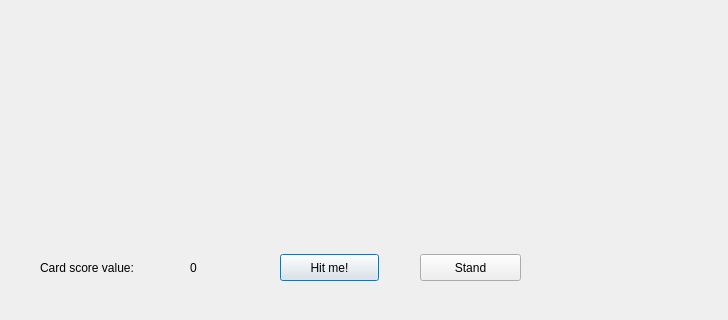
Oja95/CardGames, file blackjack.ui: the form before one commit; both pictures show x 0 to 728 and y 166 to 486 of the 728 by 486 pixel window.
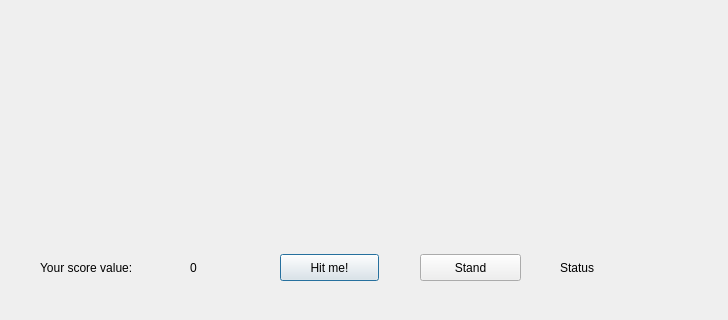
The form after the commit.

```diff
--- a/blackjack.ui
+++ b/blackjack.ui
@@ -179,7 +179,7 @@
     </rect>
    </property>
    <property name="text">
-    <string>Card score value: </string>
+    <string>Your score value: </string>
    </property>
   </widget>
   <widget class="QLabel" name="label_12">
@@ -221,6 +221,19 @@
     <string>0</string>
    </property>
   </widget>
+  <widget class="QLabel" name="label_15">
+   <property name="geometry">
+    <rect>
+     <x>560</x>
+     <y>420</y>
+     <width>111</width>
+     <height>27</height>
+    </rect>
+   </property>
+   <property name="text">
+    <string>Status</string>
+   </property>
+  </widget>
  </widget>
  <resources/>
  <connections/>
```
